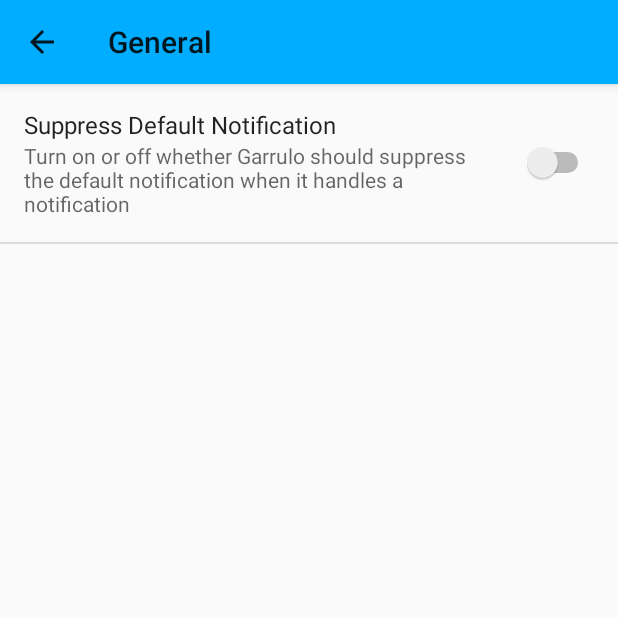
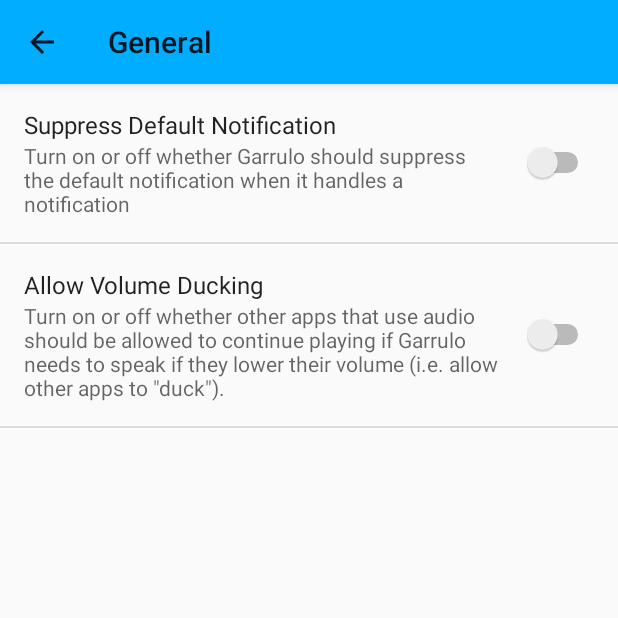
Before and after one commit to glasstowerstudios/garrulo, an Android app: the SettingsActivity screen opened directly, with no data from a screen before it, after a tap on "General", on a phone screen of 412 x 824 dp, the top half of it. Run offline under Robolectric (Android 15) with nearby library versions, the phone set to English and light mode, and no system bars.

Commit message:
(#14): Add a preference for whether Garrulo will allow audio ducking.
Also:
  - (No Issue): Refactor GarruloPreferences so changes are noticed without a
    restart of the application.

```diff
--- a/Garrulo/src/main/java/com/glasstowerstudios/garrulo/ui/GarruloMainActivity.java
+++ b/Garrulo/src/main/java/com/glasstowerstudios/garrulo/ui/GarruloMainActivity.java
@@ -51,7 +51,7 @@ public class GarruloMainActivity
     mAdapter.init(this);
     startService(new Intent(this, GarruloListenerService.class));
 
-    if (GarruloPreferences.getPreferences().isSuppressDefaultNotificationSound()) {
+    if (GarruloPreferences.getPreferences().shouldSuppressDefaultNotificationSound()) {
       GarruloApplication.getInstance().suppressNotifications();
     }
   }
--- a/Garrulo/src/main/res/values/strings.xml
+++ b/Garrulo/src/main/res/values/strings.xml
@@ -39,6 +39,9 @@
     <string name="pref_summary_suppress_notification_sound">Turn on or off whether Garrulo should suppress the default notification when it handles a notification</string>
     <string name="pref_header_general_summary">General preferences related to Garrulo</string>
     <string name="pref_header_communication_summary">Preferences related to how Garrulo communicates with the outside world</string>
+    <string name="pref_key_allow_ducking">garrulo.notifications.sounds.allowDucking</string>
+    <string name="pref_title_allow_ducking">Allow Volume Ducking</string>
+    <string name="pref_summary_allow_ducking">Turn on or off whether other apps that use audio should be allowed to continue playing if Garrulo needs to speak if they lower their volume (i.e. allow other apps to \"duck\").</string>
 
     <!-- Communicator Strings -->
     <string name="communicator_intent">com.glasstowerstudios.garrulo.LISTENER_COMMUNICATION</string>
--- a/Garrulo/src/main/res/xml/pref_general.xml
+++ b/Garrulo/src/main/res/xml/pref_general.xml
@@ -4,4 +4,9 @@
         android:title="@string/pref_title_suppress_notification_sound"
         android:summary="@string/pref_summary_suppress_notification_sound"
         android:defaultValue="false" />
+    <SwitchPreference
+        android:key="@string/pref_key_allow_ducking"
+        android:title="@string/pref_title_allow_ducking"
+        android:summary="@string/pref_summary_allow_ducking"
+        android:defaultValue="false" />
 </PreferenceScreen>
```
Also changed, not shown: Garrulo/src/main/java/com/glasstowerstudios/garrulo/pref/GarruloPreferences.java (+31 -10 lines).
